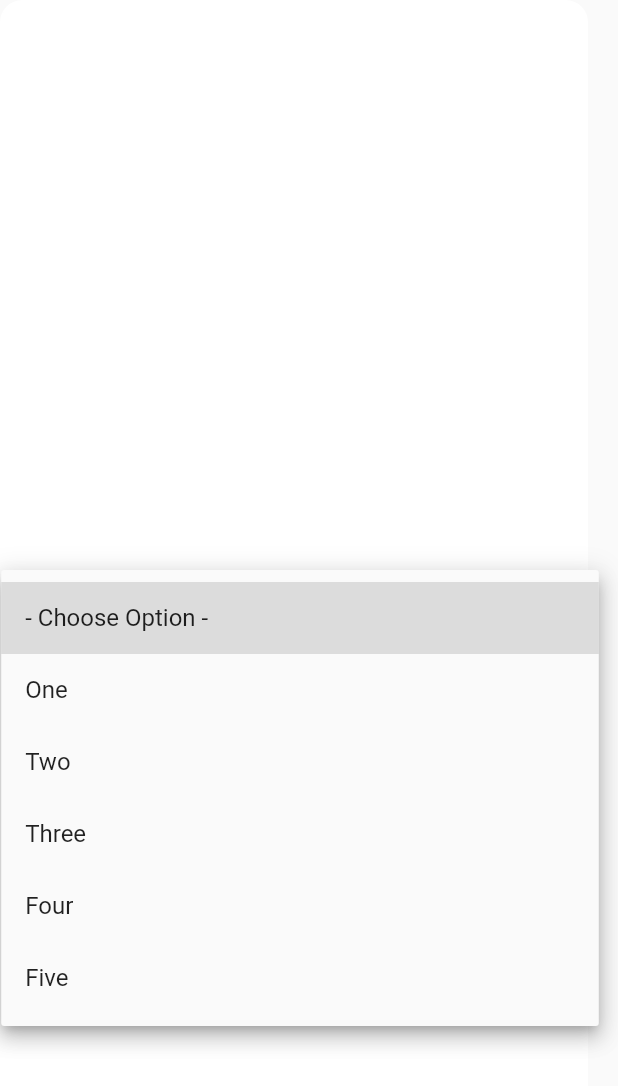
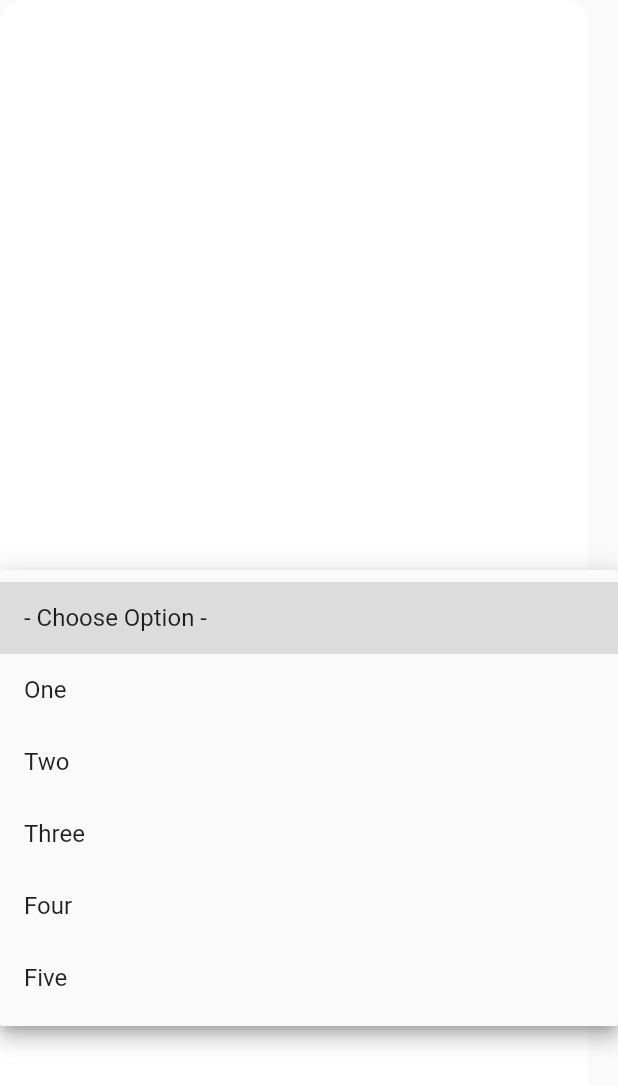
Before and after one commit to namitrana/demo_app, a Flutter app: the RoundedBorderDropdown widget shown alone on an empty page, opened directly, after a tap on "- Choose Option -", on a phone screen of 412 x 824 dp. Shown: the top 1086 px of the screen. Run offline on Flutter 3.47's test engine with Material 2 defaults, Android fonts, the phone set to English and light mode, and no system bars.

```diff
--- a/lib/RoundedBorderDropDown.dart
+++ b/lib/RoundedBorderDropDown.dart
@@ -1,8 +1,15 @@
+import 'dart:developer';
+
 import 'package:flutter/material.dart';
 
-class RoundedBorderDropdown extends StatelessWidget {
+class RoundedBorderDropdown extends StatefulWidget {
+  RoundedBorderDropdown({Key key}) : super(key: key);
 
+  @override
+  _RoundedBorderDropdown createState() => _RoundedBorderDropdown();
+}
 
+class _RoundedBorderDropdown extends State<RoundedBorderDropdown> {
   final List<String> _dropdownValues = [
     "- Choose Option -",
     "One",
@@ -12,9 +19,17 @@ class RoundedBorderDropdown extends StatelessWidget {
     "Five"
   ]; //The list of values we want on the dropdown
 
+  String _selectedItem = '';
+  @override
+  void initState() {
+    _selectedItem = _dropdownValues.first;
+    super.initState();
+  }
+
   @override
   Widget build(BuildContext context) {
     var w = MediaQuery.of(context).size.width;
+
     /*return Scaffold(
       appBar: AppBar(
         title: Text('Rounded Border Button in AppBar'),
@@ -22,34 +37,56 @@ class RoundedBorderDropdown extends StatelessWidget {
       body:*/
         return Container(
           width: w - 20,
-          padding: EdgeInsets.fromLTRB(16, 1, 16, 1),
+          padding: EdgeInsets.fromLTRB(1, 1, 1, 1),
           alignment: Alignment.center,
           //padding: EdgeInsets.symmetric(horizontal: 10.0),
           decoration: BoxDecoration(
             borderRadius: BorderRadius.circular(15.0),
-
             color: Colors.white,
             border: Border.all(
                 color: Colors.white, style: BorderStyle.solid, width: 0.80),
           ),
-          child: DropdownButton(
+          child: Container(
+              child: new DropdownButtonHideUnderline(
+                  child: /*InputDecorator(
+                  decoration: const InputDecoration(
+                    labelText: ' Namit',
+                    labelStyle: TextStyle(
+
+                    )
+                  ),
+                  child: */DropdownButton(
+                    value: _selectedItem,
+                    //    isDense: true,
                     hint: Text('DropdownButton Hint'),
                     iconEnabledColor: Colors.grey,
+                    onChanged: (String value) {
 
-            items: _dropdownValues
-                .map((value) => DropdownMenuItem(
+                      setState(() {
+                        _selectedItem = value;
+                        log('Combooooo: $_selectedItem');
+                      });
+
+                    },
+
+                    items: _dropdownValues.map((value) => DropdownMenuItem(
                       child: Text(value),
                       value: value,
-            ))
-                .toList(),
-            onChanged: (String value) {
+                    )).toList(),
 
-            },
                     isExpanded: true,
-            value: _dropdownValues.first,
+
+                  )
+                //)
               ),
+          )
+
+          //)
+
         );
      // );
 
   }
+
+
 }
```
Also changed, not shown: lib/Screen2.dart (+16 -8 lines), lib/Screen3.dart (+5 -2 lines), lib/main.dart (+20 -7 lines). Lines whose indentation alone changed are shown as unchanged.
